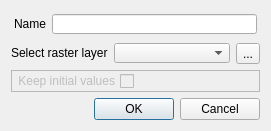
First picture: the form in ui/raster_data_dialog.ui, repository MathieuChailloux/MitiConnect, before the edit.
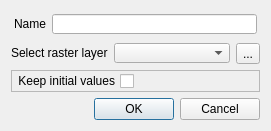
Second picture: the form after the edit. Custom widgets are drawn as their Qt base class.

What changed in the file:
```diff
--- a/ui/raster_data_dialog.ui
+++ b/ui/raster_data_dialog.ui
@@ -101,6 +101,9 @@
    </item>
    <item row="2" column="0">
     <widget class="QFrame" name="frame_3">
+     <property name="enabled">
+      <bool>true</bool>
+     </property>
      <property name="layoutDirection">
       <enum>Qt::LeftToRight</enum>
      </property>
@@ -126,7 +129,7 @@
       <item>
        <widget class="QCheckBox" name="keepValues">
         <property name="enabled">
-         <bool>false</bool>
+         <bool>true</bool>
         </property>
         <property name="layoutDirection">
          <enum>Qt::RightToLeft</enum>
```
